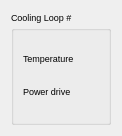
This is src/widgets/ui/coolingLoop.ui in srgblnch/LinacGUI as Qt 5 draws it before an edit. The edited form follows.
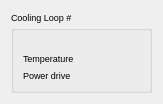
This is the edited form. Custom widgets are drawn as their Qt base class.

Diff of the .ui file:
```diff
--- a/src/widgets/ui/coolingLoop.ui
+++ b/src/widgets/ui/coolingLoop.ui
@@ -6,8 +6,8 @@
    <rect>
     <x>0</x>
     <y>0</y>
-    <width>122</width>
-    <height>136</height>
+    <width>163</width>
+    <height>100</height>
    </rect>
   </property>
   <property name="windowTitle">
@@ -39,23 +39,36 @@
         </property>
        </widget>
       </item>
-      <item row="2" column="0">
+      <item row="1" column="1">
        <widget class="TaurusLabel" name="temperatureValue">
         <property name="suffixText">
          <string/>
         </property>
        </widget>
       </item>
-      <item row="4" column="0">
+      <item row="3" column="1">
        <widget class="TaurusLabel" name="powerValue">
         <property name="suffixText">
          <string/>
         </property>
        </widget>
       </item>
-      <item row="0" column="0">
+      <item row="0" column="0" colspan="2">
        <widget class="TaurusLabel" name="coolingLoopStatus"/>
       </item>
+      <item row="4" column="1">
+       <spacer name="verticalSpacer">
+        <property name="orientation">
+         <enum>Qt::Vertical</enum>
+        </property>
+        <property name="sizeHint" stdset="0">
+         <size>
+          <width>20</width>
+          <height>40</height>
+         </size>
+        </property>
+       </spacer>
+      </item>
      </layout>
     </widget>
    </item>
@@ -68,17 +81,17 @@
    <header>taurus.qt.qtgui.container</header>
    <container>1</container>
   </customwidget>
-  <customwidget>
-   <class>TaurusGroupBox</class>
-   <extends>QGroupBox</extends>
-   <header>taurus.qt.qtgui.container</header>
-   <container>1</container>
-  </customwidget>
   <customwidget>
    <class>TaurusLabel</class>
    <extends>QLabel</extends>
    <header>taurus.qt.qtgui.display</header>
   </customwidget>
+  <customwidget>
+   <class>TaurusGroupBox</class>
+   <extends>QGroupBox</extends>
+   <header>taurus.qt.qtgui.container</header>
+   <container>1</container>
+  </customwidget>
  </customwidgets>
  <resources/>
  <connections/>
```
